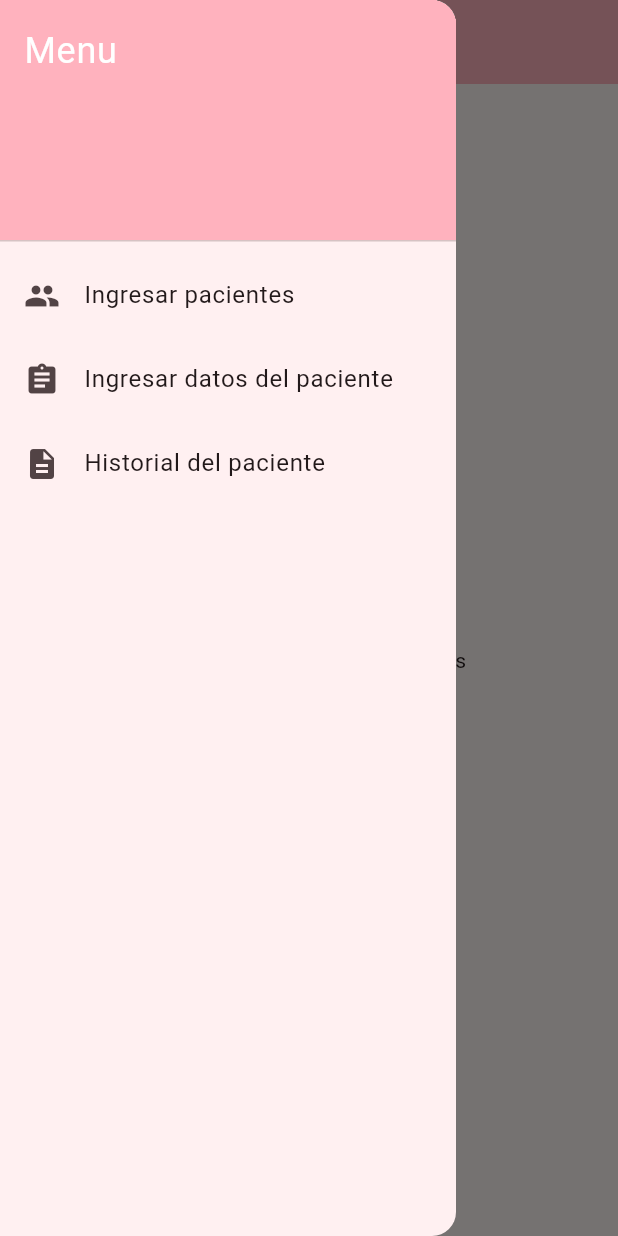
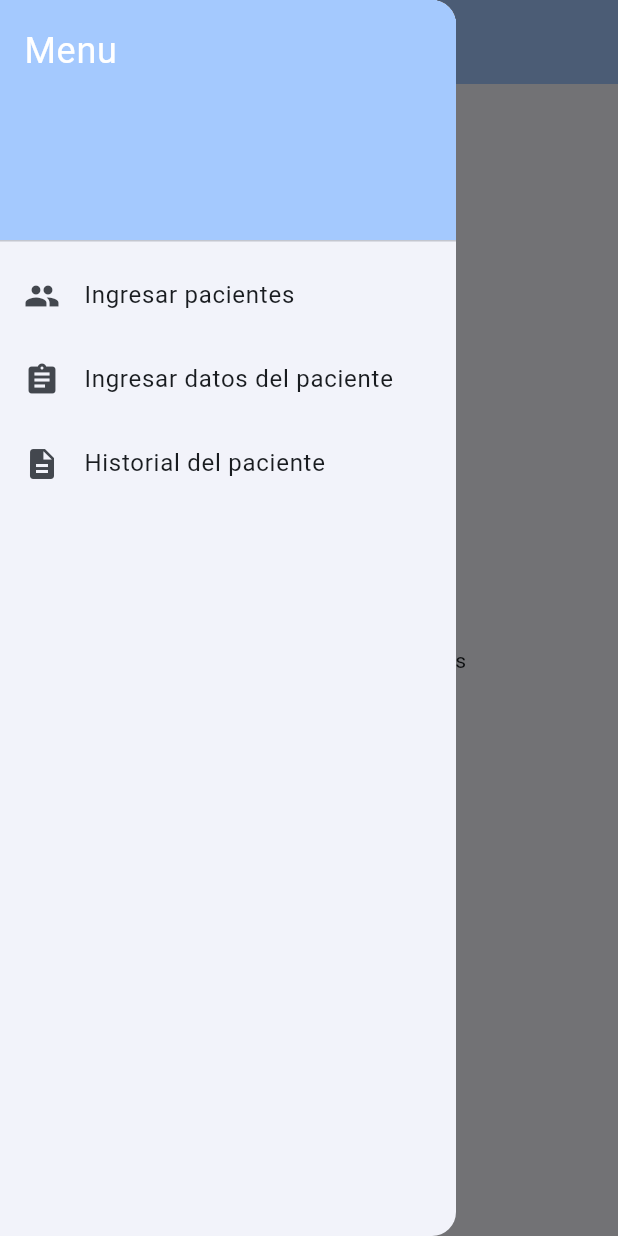
Before and after one commit to Jamilethc/conexionfirebase, a Flutter app: the screen it shows after launch, with the side drawer open, on a phone screen of 412 x 824 dp. Run offline on Flutter 3.47's test engine with Material 2 defaults, Android fonts, the phone set to English and light mode, and no system bars; our stand-ins replace cloud_firestore, firebase_core; accounts and stored records are empty.

Commit message:
Agregando diseño al menu

```diff
--- a/lib/main.dart
+++ b/lib/main.dart
@@ -20,7 +20,7 @@ class MyApp extends StatelessWidget {
       debugShowCheckedModeBanner: false,
       title: 'My App',
       theme: ThemeData(
-        colorScheme: ColorScheme.fromSeed(seedColor: Colors.pink),
+        colorScheme: ColorScheme.fromSeed(seedColor: Color.fromARGB(255, 50, 80, 119)),
         useMaterial3: true,
       ),
       home: const MyHomePage(title: ''),
```
